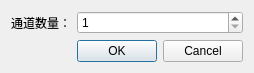
Before: the Qt Designer form Ui/DataLoadWindow.ui in NiDeDc/FastDataAnalysis, drawn with Qt 5.
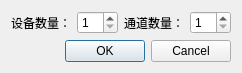
After: the same form once the commit is applied. Icons and pictures are not drawn.

The edit to the form file:
```diff
--- a/Ui/DataLoadWindow.ui
+++ b/Ui/DataLoadWindow.ui
@@ -19,33 +19,34 @@
   </property>
   <layout class="QGridLayout" name="gridLayout">
    <item row="0" column="0">
+    <widget class="QLabel" name="label_2">
+     <property name="text">
+      <string>设备数量：</string>
+     </property>
+    </widget>
+   </item>
+   <item row="0" column="1">
+    <widget class="QSpinBox" name="spinBox_2">
+     <property name="minimum">
+      <number>1</number>
+     </property>
+    </widget>
+   </item>
+   <item row="0" column="2">
     <widget class="QLabel" name="label">
      <property name="text">
       <string>通道数量：</string>
      </property>
     </widget>
    </item>
-   <item row="0" column="1">
+   <item row="0" column="3">
     <widget class="QSpinBox" name="spinBox">
      <property name="minimum">
       <number>1</number>
      </property>
     </widget>
    </item>
-   <item row="1" column="0">
-    <spacer name="horizontalSpacer">
-     <property name="orientation">
-      <enum>Qt::Horizontal</enum>
-     </property>
-     <property name="sizeHint" stdset="0">
-      <size>
-       <width>57</width>
-       <height>20</height>
-      </size>
-     </property>
-    </spacer>
-   </item>
-   <item row="1" column="1">
+   <item row="1" column="0" colspan="4">
     <widget class="QDialogButtonBox" name="buttonBox">
      <property name="standardButtons">
       <set>QDialogButtonBox::Cancel|QDialogButtonBox::Ok</set>
```
